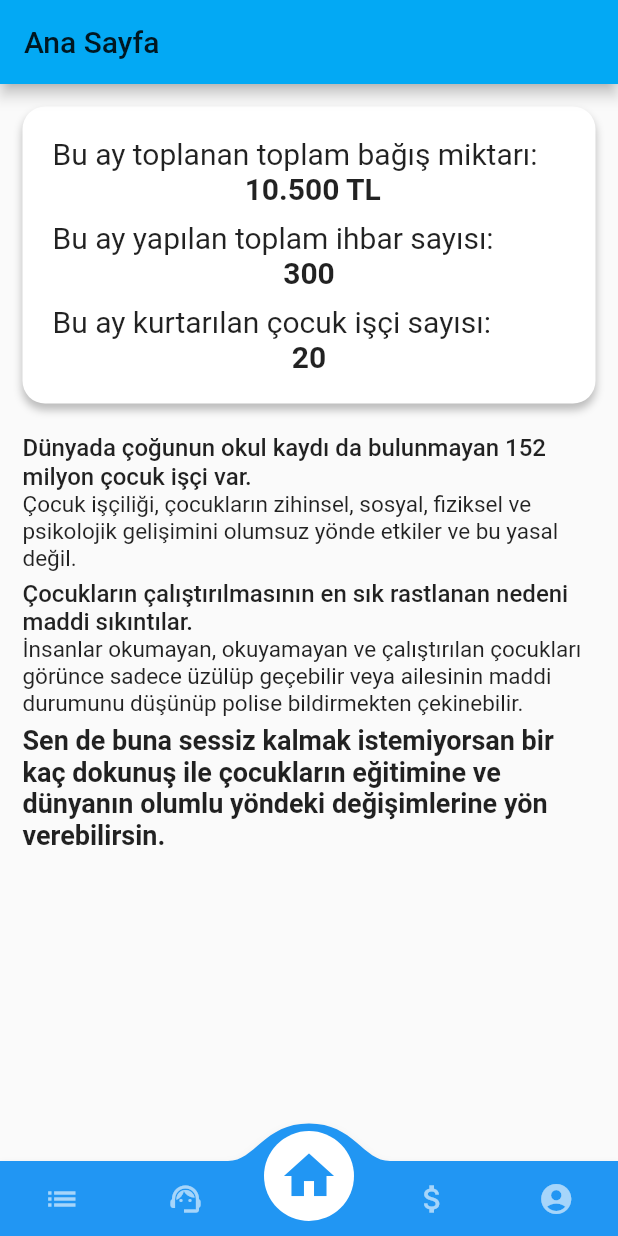
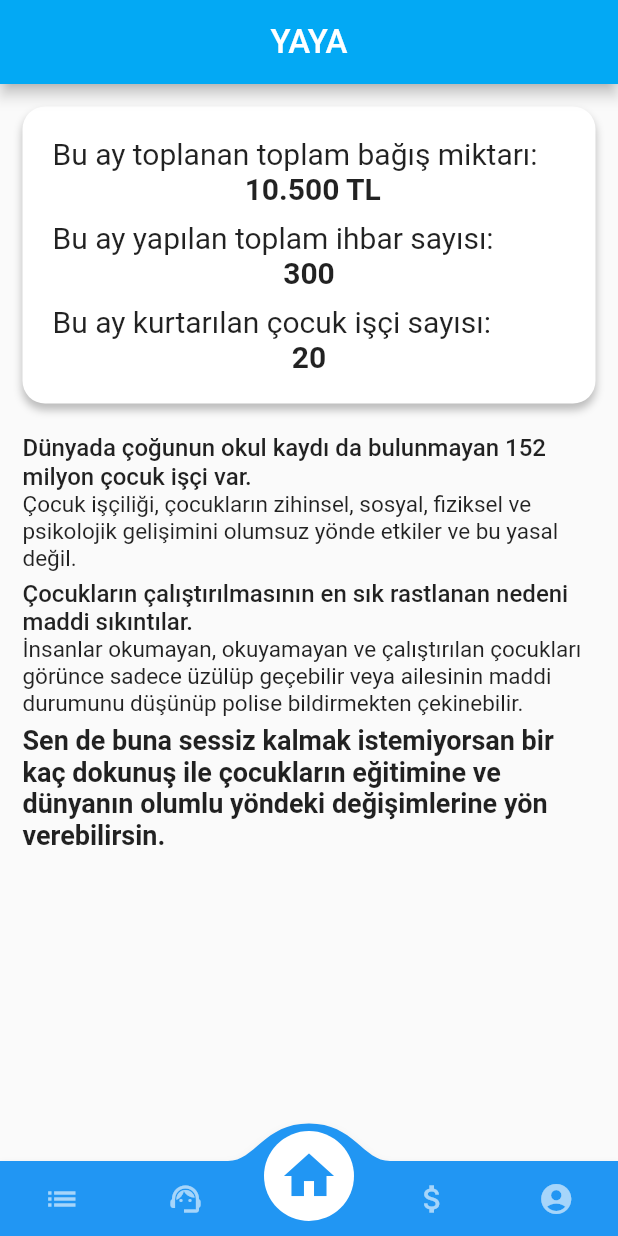
Before and after one commit to yunus6116/YAYA, a Flutter app: the MyHomePage screen opened directly, on a phone screen of 412 x 824 dp. Run offline on Flutter 3.47's test engine with Material 2 defaults, Android fonts, the phone set to English and light mode, and no system bars; drawn by our look-alikes of convex_bottom_bar; our stand-ins replace firebase_auth, firebase_core; accounts and stored records are empty.

Commit message:
fixed appBar title and deleted some unnecessary things

```diff
--- a/lib/screens/homepage/my_homepage.dart
+++ b/lib/screens/homepage/my_homepage.dart
@@ -25,11 +25,18 @@ class _HomePageState extends State<MyHomePage> {
   Widget build(BuildContext context) {
     return Scaffold(
       appBar: AppBar(
-        title: Text('Ana Sayfa'),
+        title: Text(
+          'YAYA',
+          style: TextStyle(
+            color: Colors.white,
+            fontSize: 22,
+          ),
+        ),
+        centerTitle: true,
       ),
       body: _pageOptions[selectedPage],
       bottomNavigationBar: ConvexAppBar(
-        //style: TabStyle.react,
+        style: TabStyle.reactCircle,
         items: [
           TabItem(icon: Icons.list),
           TabItem(icon: Icons.support_agent),
@@ -37,7 +44,7 @@ class _HomePageState extends State<MyHomePage> {
           TabItem(icon: Icons.attach_money_sharp),
           TabItem(icon: Icons.account_circle_sharp),
         ],
-        initialActiveIndex: 2 /*optional*/,
+        initialActiveIndex: 2,
         onTap: (int index) {
           setState(() {
             selectedPage = index;
--- a/lib/screens/homepage/view/information_container.dart
+++ b/lib/screens/homepage/view/information_container.dart
@@ -43,7 +43,6 @@ Widget informationContainer() {
             'Bu ay yapılan toplam ihbar sayısı:',
             style: TextStyle(
               fontSize: 20,
-              //fontWeight: FontWeight.bold,
             ),
           ),
         ),
@@ -63,7 +62,6 @@ Widget informationContainer() {
             'Bu ay kurtarılan çocuk işçi sayısı:',
             style: TextStyle(
               fontSize: 20,
-              //fontWeight: FontWeight.bold,
             ),
           ),
         ),
@@ -76,6 +74,5 @@ Widget informationContainer() {
         ),
       ],
     ),
-    //elevation: 20,
   );
 }
```
